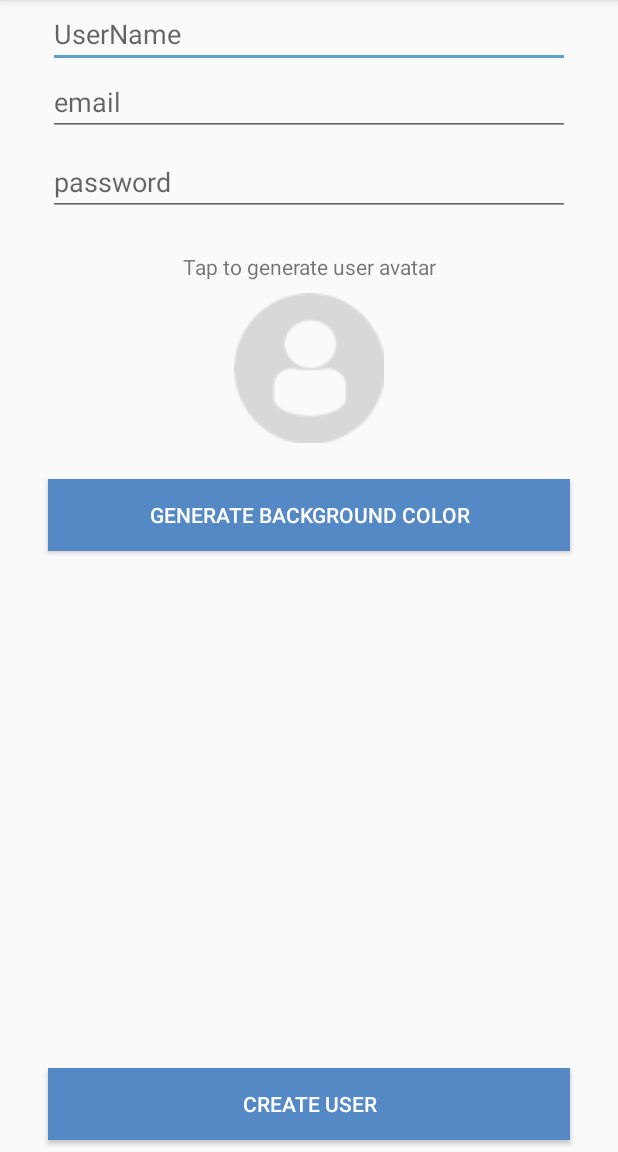
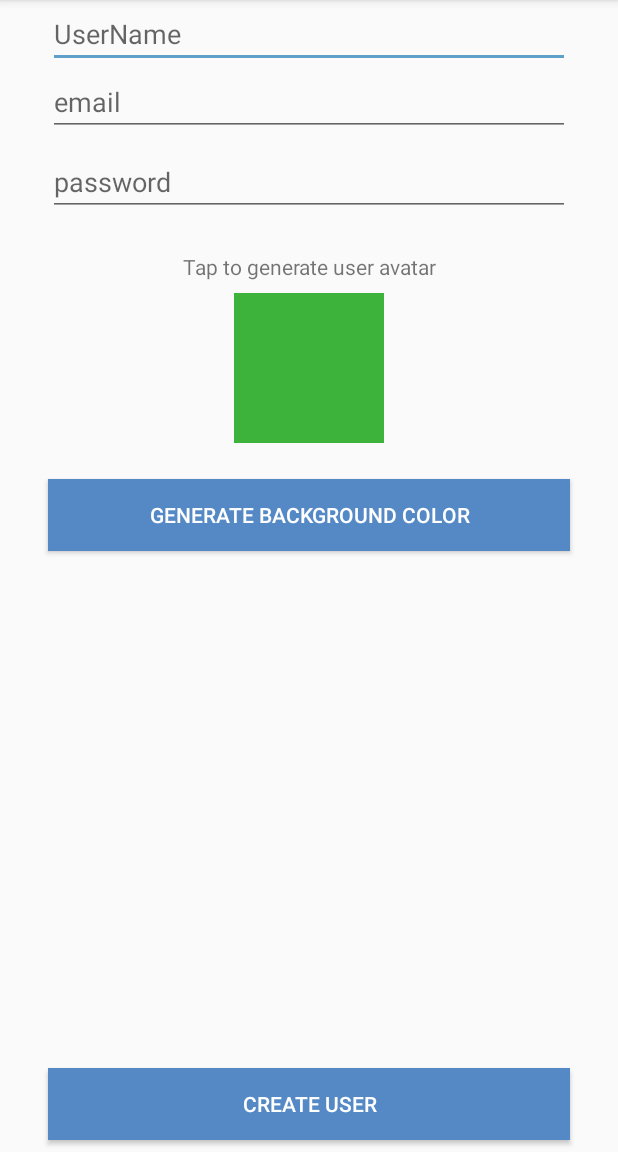
Before and after one commit to gambe94/Smack, an Android app: the CreateUserActivity screen opened directly, with no data from a screen before it, after a tap on "GENERATE BACKGROUND COLOR", on a phone screen of 412 x 824 dp, the part 84-1236 px from its top. Run offline under Robolectric (Android 15) with nearby library versions, the phone set to English and light mode, and no system bars; 1 other tap on this screen came first.

Commit message:
lesson-05

```diff
--- a/app/src/main/java/com/example/demet/smack/CreateUserActivity.kt
+++ b/app/src/main/java/com/example/demet/smack/CreateUserActivity.kt
@@ -1,20 +1,46 @@
 package com.example.demet.smack
 
+import android.graphics.Color
 import android.support.v7.app.AppCompatActivity
 import android.os.Bundle
 import android.view.View
+import kotlinx.android.synthetic.main.activity_create_user.*
+import java.util.*
 
 class CreateUserActivity : AppCompatActivity() {
+
+    var userAvatar = "profilDefault"
+    var avatarColor = "[0.5, 0.5, 0.5. 1]"
 
     override fun onCreate(savedInstanceState: Bundle?) {
         super.onCreate(savedInstanceState)
         setContentView(R.layout.activity_create_user)
     }
     fun generateUserAvatar(view: View){
-
+        val random = Random()
+        val color = random.nextInt(2)
+        val avatar = random.nextInt(28)
+        if(color == 0){
+            userAvatar = "Light$avatar"
+        }else{
+            userAvatar = "Dark$avatar"
+        }
+        val resourceId = resources.getIdentifier(userAvatar, "drawable", packageName)
+        createAvatarImageView.setImageResource(resourceId)
     }
     fun genarateColorClicked(view: View){
+        val random = Random()
+        val r = random.nextInt(255)
+        val g = random.nextInt(255)
+        val b = random.nextInt(255)
 
+        createAvatarImageView.setBackgroundColor(Color.rgb(r,g,b))
+
+        val savedR = r.toDouble() / 255
+        val savedG = g.toDouble() / 255
+        val savedB = b.toDouble() / 255
+
+        avatarColor = "[$savedR, $savedG, $savedB, 1]"
     }
     fun createUserBtnClicked(view: View){
 
```
